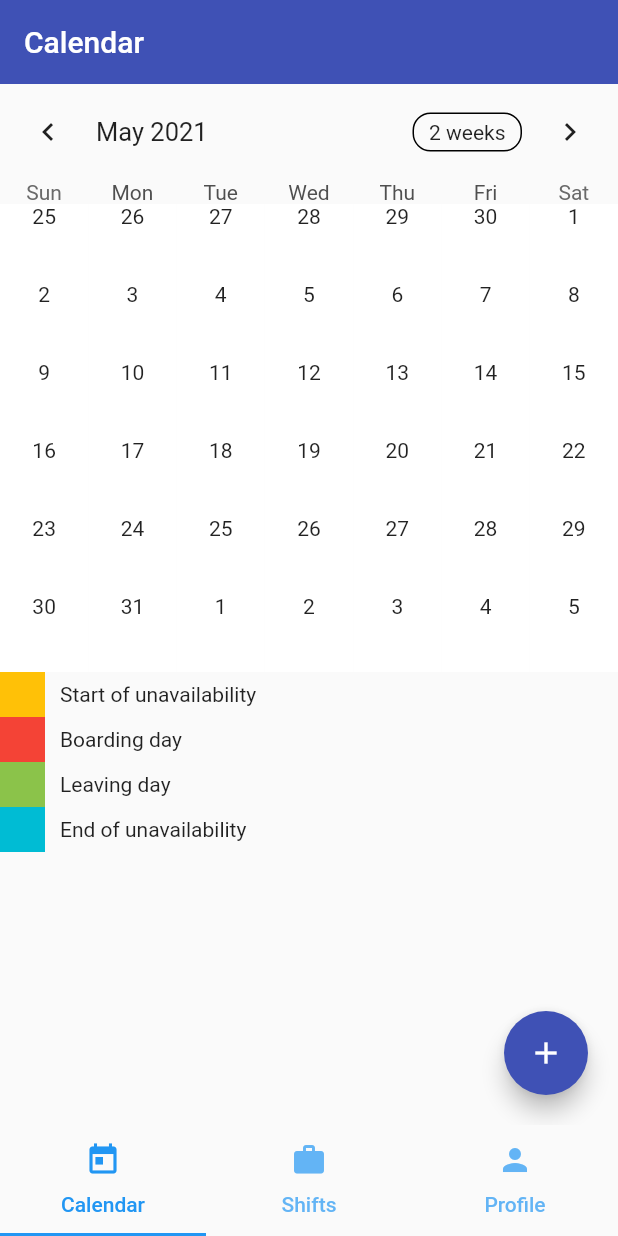
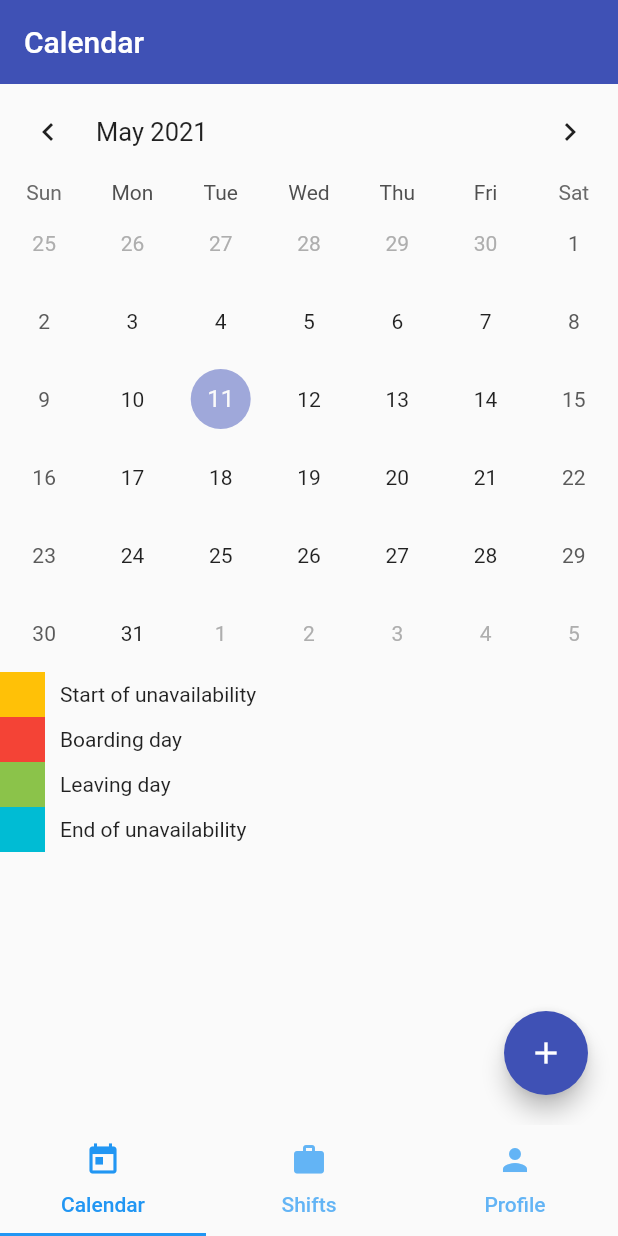
Before and after one commit to rodrigo-sp17/sea-mates, a Flutter app: the HomePage screen opened by its route, on a phone screen of 412 x 824 dp. Run offline on Flutter 3.47's test engine with Material 2 defaults, Android fonts, the phone set to English and light mode, and no system bars; drawn by our look-alikes of table_calendar; our stand-ins replace email_validator, flutter_signin_button, hive, hive_flutter, webview_flutter; accounts and stored records are empty.

Commit message:
style: Change Calendar style

```diff
--- a/lib/view/calendar_view.dart
+++ b/lib/view/calendar_view.dart
@@ -69,10 +69,13 @@ class _CalendarState extends State<CalendarView> {
                           return SliverList(
                               delegate: SliverChildListDelegate.fixed([
                             TableCalendar(
+                                headerStyle: HeaderStyle(
+                                  formatButtonVisible: false,
+                                ),
                                 calendarBuilders: CalendarBuilders(
                                   prioritizedBuilder:
                                       (context, DateTime day, focusedDay) {
-                                  Color color = Colors.white;
+                                    Color? color;
                                     if (boardingDates.contains(day)) {
                                       color = boardingColor;
                                     } else if (unavailabilityStartDates
@@ -86,12 +89,16 @@ class _CalendarState extends State<CalendarView> {
                                         .contains(day)) {
                                       color = unEndColor;
                                     }
-                                  return Container(
-                                    alignment: Alignment.topCenter,
-                                    decoration: BoxDecoration(color: color),
+                                    return color == null
+                                        ? null
+                                        : Container(
+                                            alignment: Alignment.center,
+                                            decoration:
+                                                BoxDecoration(color: color),
                                             child: Text(day.day.toString()),
                                           );
-                                }),
+                                  },
+                                ),
                                 focusedDay: DateTime.now(),
                                 firstDay: DateTime.now()
                                     .subtract(Duration(days: 2000)),
```
Also changed, not shown: 1 other file. Lines whose indentation alone changed are shown as unchanged.
